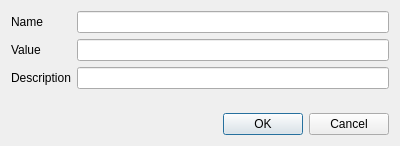
apogza/RestyCage, file dialogs/key_value_dialog.ui: the form before one commit.
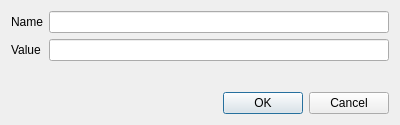
The form after the commit.

Commit message: Remove descriptions from item models and dialogs

What changed in the file:
```diff
--- a/dialogs/key_value_dialog.ui
+++ b/dialogs/key_value_dialog.ui
@@ -7,7 +7,7 @@
     <x>0</x>
     <y>0</y>
     <width>400</width>
-    <height>146</height>
+    <height>125</height>
    </rect>
   </property>
   <property name="windowTitle">
@@ -36,16 +36,6 @@
      <item row="1" column="1">
       <widget class="QLineEdit" name="valueEdit"/>
      </item>
-     <item row="2" column="0">
-      <widget class="QLabel" name="label_3">
-       <property name="text">
-        <string>Description</string>
-       </property>
-      </widget>
-     </item>
-     <item row="2" column="1">
-      <widget class="QLineEdit" name="descriptionEdit"/>
-     </item>
     </layout>
    </item>
    <item row="1" column="0">
```
The commit also changes 8 other files.
